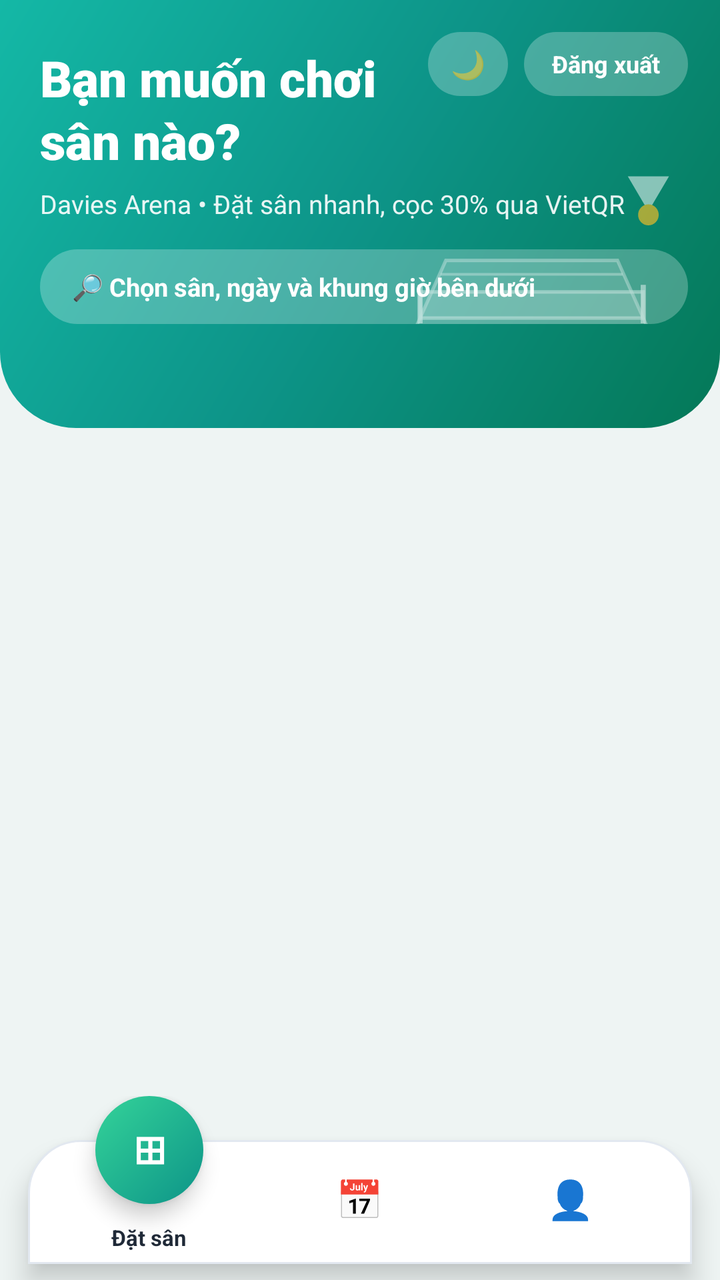
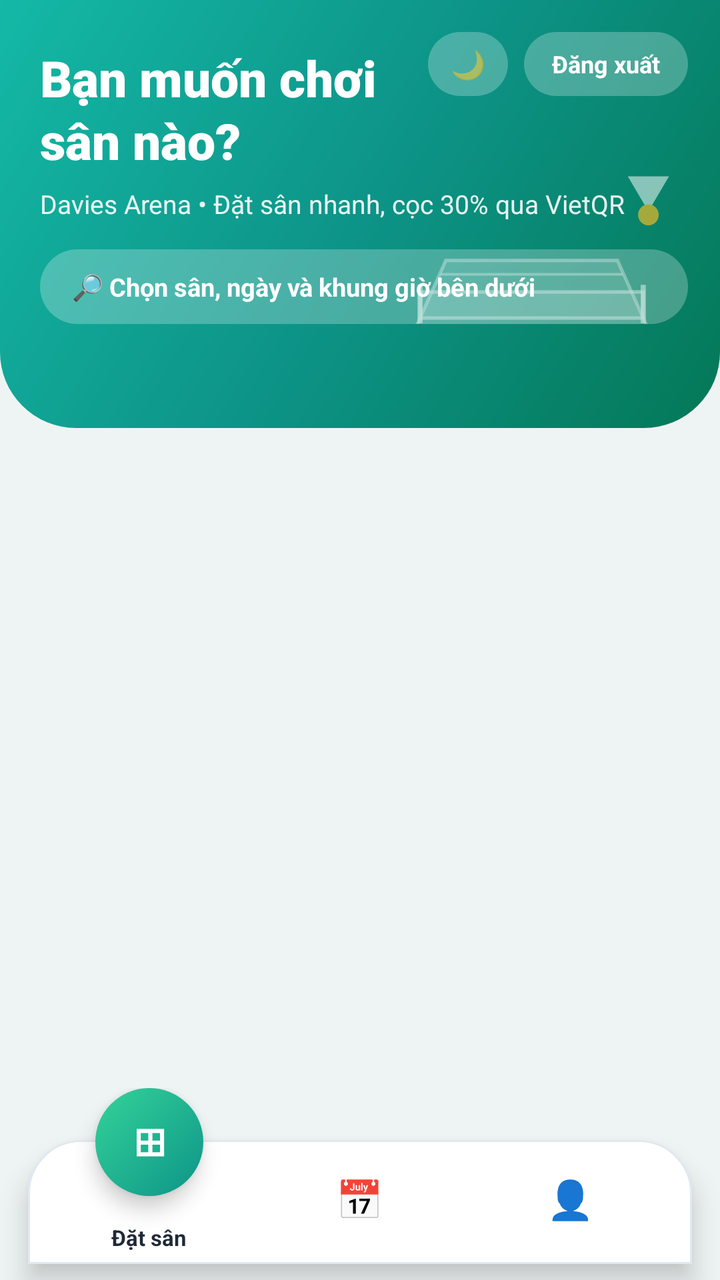

Two renders of the same Android screen: before a commit and after it. Below are the layout's source before the change and the commit's diff.
<!-- AndroidManifest.xml: application theme Theme.DaviesArena -->
<!-- res/layout/activity_davies_arena.xml -->
<?xml version="1.0" encoding="utf-8"?>
<FrameLayout xmlns:android="http://schemas.android.com/apk/res/android"
    xmlns:app="http://schemas.android.com/apk/res-auto"
    android:id="@+id/rootArenaContainer"
    android:layout_width="match_parent"
    android:layout_height="match_parent"
    android:background="#EEF4F3">

    
    <ScrollView
        android:id="@+id/scrollMainContent"
        android:layout_width="match_parent"
        android:layout_height="match_parent"
        android:clipToPadding="false"
        android:fillViewport="true"
        android:paddingBottom="96dp"
        android:scrollbars="none">

        <LinearLayout
            android:layout_width="match_parent"
            android:layout_height="wrap_content"
            android:orientation="vertical">

            
            <FrameLayout
                android:id="@+id/layoutHeaderCurved"
                android:layout_width="match_parent"
                android:layout_height="wrap_content"
                android:background="@drawable/bg_header_curved_emerald"
                android:paddingStart="20dp"
                android:paddingTop="16dp"
                android:paddingEnd="16dp"
                android:paddingBottom="52dp">

                
                <ImageView
                    android:layout_width="175dp"
                    android:layout_height="105dp"
                    android:layout_gravity="bottom|end"
                    android:layout_marginEnd="-8dp"
                    android:layout_marginBottom="-28dp"
                    android:alpha="0.65"
                    android:contentDescription="Sân cầu lông"
                    android:scaleType="fitEnd"
                    android:src="@drawable/ic_header_court_art" />

                
                <LinearLayout
                    android:layout_width="wrap_content"
                    android:layout_height="wrap_content"
                    android:layout_gravity="top|end"
                    android:gravity="center_vertical"
                    android:orientation="horizontal">

                    <TextView
                        android:id="@+id/btnHeaderTheme"
                        android:layout_width="40dp"
                        android:layout_height="32dp"
                        android:layout_marginEnd="8dp"
                        android:background="@drawable/bg_tag_translucent"
                        android:gravity="center"
                        android:text="🌙"
                        android:textSize="14sp" />

                    <TextView
                        android:id="@+id/btnHeaderLogout"
                        android:layout_width="wrap_content"
                        android:layout_height="32dp"
                        android:background="@drawable/bg_tag_translucent"
                        android:gravity="center"
                        android:paddingStart="14dp"
                        android:paddingEnd="14dp"
                        android:text="Đăng xuất"
                        android:textColor="#FFFFFF"
                        android:textSize="12sp"
                        android:textStyle="bold" />
                </LinearLayout>

                
                <LinearLayout
                    android:layout_width="match_parent"
                    android:layout_height="wrap_content"
                    android:layout_marginTop="6dp"
                    android:orientation="vertical">

                    <TextView
                        android:id="@+id/tvHeaderTitle"
                        android:layout_width="255dp"
                        android:layout_height="wrap_content"
                        android:fontFamily="sans-serif-black"
                        android:lineSpacingExtra="2dp"
                        android:text="Bạn muốn chơi&#10;sân nào?"
                        android:textColor="#FFFFFF"
                        android:textSize="25sp"
                        android:textStyle="bold" />

                    <TextView
                        android:id="@+id/tvHeaderSub"
                        android:layout_width="wrap_content"
                        android:layout_height="wrap_content"
                        android:layout_marginTop="6dp"
                        android:text="Davies Arena • Đặt sân nhanh, cọc 30% qua VietQR"
                        android:textColor="#E6FFFFFF"
                        android:textSize="13sp" />

                    <TextView
                        android:id="@+id/tvHeaderGlass"
                        android:layout_width="match_parent"
                        android:layout_height="wrap_content"
                        android:layout_marginTop="14dp"
                        android:background="@drawable/bg_tag_translucent"
                        android:paddingStart="16dp"
                        android:paddingTop="10dp"
                        android:paddingEnd="16dp"
                        android:paddingBottom="10dp"
                        android:text="🔎 Chọn sân, ngày và khung giờ bên dưới"
                        android:textColor="#FFFFFF"
                        android:textSize="12.5sp"
                        android:textStyle="bold" />
                </LinearLayout>
            </FrameLayout>

            
            <LinearLayout
                android:id="@+id/containerDynamicBody"
                android:layout_width="match_parent"
                android:layout_height="wrap_content"
                android:layout_marginTop="-32dp"
                android:orientation="vertical"
                android:paddingStart="16dp"
                android:paddingEnd="16dp"
                android:paddingBottom="16dp" />

        </LinearLayout>
    </ScrollView>

    
    <FrameLayout
        android:layout_width="match_parent"
        android:layout_height="92dp"
        android:layout_gravity="bottom"
        android:clipChildren="false"
        android:clipToPadding="false"
        android:paddingStart="14dp"
        android:paddingEnd="14dp"
        android:paddingBottom="8dp">

        
        <View
            android:id="@+id/viewBottomBarBg"
            android:layout_width="match_parent"
            android:layout_height="62dp"
            android:layout_gravity="bottom"
            android:background="@drawable/bg_bottom_nav"
            android:elevation="8dp" />

        
        <LinearLayout
            android:layout_width="match_parent"
            android:layout_height="match_parent"
            android:clipChildren="false"
            android:clipToPadding="false"
            android:elevation="12dp"
            android:gravity="bottom"
            android:orientation="horizontal"
            android:paddingStart="8dp"
            android:paddingEnd="8dp">

            
            <FrameLayout
                android:id="@+id/navSlot0"
                android:layout_width="0dp"
                android:layout_height="match_parent"
                android:layout_weight="1"
                android:clipChildren="false"
                android:clipToPadding="false">

                <TextView
                    android:id="@+id/navBubble0"
                    android:layout_width="54dp"
                    android:layout_height="54dp"
                    android:layout_gravity="top|center_horizontal"
                    android:background="@drawable/bg_nav_bubble_emerald"
                    android:elevation="6dp"
                    android:gravity="center"
                    android:text="⊞"
                    android:textColor="#FFFFFF"
                    android:textSize="20sp"
                    android:textStyle="bold" />

                <TextView
                    android:id="@+id/navIcon0"
                    android:layout_width="wrap_content"
                    android:layout_height="wrap_content"
                    android:layout_gravity="bottom|center_horizontal"
                    android:layout_marginBottom="20dp"
                    android:text="⊞"
                    android:textColor="#6B7280"
                    android:textSize="20sp"
                    android:visibility="gone" />

                <TextView
                    android:id="@+id/navLabel0"
                    android:layout_width="wrap_content"
                    android:layout_height="wrap_content"
                    android:layout_gravity="bottom|center_horizontal"
                    android:layout_marginBottom="6dp"
                    android:text="Đặt sân"
                    android:textColor="#1F2937"
                    android:textSize="11sp"
                    android:textStyle="bold" />
            </FrameLayout>

            
            <FrameLayout
                android:id="@+id/navSlot1"
                android:layout_width="0dp"
                android:layout_height="match_parent"
                android:layout_weight="1"
                android:clipChildren="false"
                android:clipToPadding="false">

                <TextView
                    android:id="@+id/navBubble1"
                    android:layout_width="54dp"
                    android:layout_height="54dp"
                    android:layout_gravity="top|center_horizontal"
                    android:background="@drawable/bg_nav_bubble_emerald"
                    android:elevation="6dp"
                    android:gravity="center"
                    android:text="📅"
                    android:textColor="#FFFFFF"
                    android:textSize="18sp"
                    android:textStyle="bold"
                    android:visibility="gone" />

                <TextView
                    android:id="@+id/navIcon1"
                    android:layout_width="wrap_content"
                    android:layout_height="wrap_content"
                    android:layout_gravity="bottom|center_horizontal"
                    android:layout_marginBottom="20dp"
                    android:text="📅"
                    android:textColor="#6B7280"
                    android:textSize="19sp" />

                <TextView
                    android:id="@+id/navBadge1"
                    android:layout_width="18dp"
                    android:layout_height="18dp"
                    android:layout_gravity="bottom|center_horizontal"
                    android:layout_marginStart="12dp"
                    android:layout_marginBottom="32dp"
                    android:background="@drawable/bg_btn_red_pill"
                    android:gravity="center"
                    android:text="1"
                    android:textColor="#FFFFFF"
                    android:textSize="10sp"
                    android:textStyle="bold"
                    android:visibility="gone" />

                <TextView
                    android:id="@+id/navLabel1"
                    android:layout_width="wrap_content"
                    android:layout_height="wrap_content"
                    android:layout_gravity="bottom|center_horizontal"
                    android:layout_marginBottom="6dp"
                    android:text="Lịch đặt"
                    android:textColor="#1F2937"
                    android:textSize="11sp"
                    android:textStyle="bold"
                    android:visibility="gone" />
            </FrameLayout>

            
            <FrameLayout
                android:id="@+id/navSlot2"
                android:layout_width="0dp"
                android:layout_height="match_parent"
                android:layout_weight="1"
                android:clipChildren="false"
                android:clipToPadding="false">

                <TextView
                    android:id="@+id/navBubble2"
                    android:layout_width="54dp"
                    android:layout_height="54dp"
                    android:layout_gravity="top|center_horizontal"
                    android:background="@drawable/bg_nav_bubble_emerald"
                    android:elevation="6dp"
                    android:gravity="center"
                    android:text="👤"
                    android:textColor="#FFFFFF"
                    android:textSize="18sp"
                    android:textStyle="bold"
                    android:visibility="gone" />

                <TextView
                    android:id="@+id/navIcon2"
                    android:layout_width="wrap_content"
                    android:layout_height="wrap_content"
                    android:layout_gravity="bottom|center_horizontal"
                    android:layout_marginBottom="20dp"
                    android:text="👤"
                    android:textColor="#6B7280"
                    android:textSize="19sp" />

                <TextView
                    android:id="@+id/navLabel2"
                    android:layout_width="wrap_content"
                    android:layout_height="wrap_content"
                    android:layout_gravity="bottom|center_horizontal"
                    android:layout_marginBottom="6dp"
                    android:text="Tài khoản"
                    android:textColor="#1F2937"
                    android:textSize="11sp"
                    android:textStyle="bold"
                    android:visibility="gone" />
            </FrameLayout>

            
            <FrameLayout
                android:id="@+id/navSlot3"
                android:layout_width="0dp"
                android:layout_height="match_parent"
                android:layout_weight="1"
                android:clipChildren="false"
                android:clipToPadding="false"
                android:visibility="gone">

                <TextView
                    android:id="@+id/navBubble3"
                    android:layout_width="54dp"
                    android:layout_height="54dp"
                    android:layout_gravity="top|center_horizontal"
                    android:background="@drawable/bg_nav_bubble_emerald"
                    android:elevation="6dp"
                    android:gravity="center"
                    android:text="📦"
                    android:textColor="#FFFFFF"
                    android:textSize="18sp"
                    android:textStyle="bold"
                    android:visibility="gone" />

                <TextView
                    android:id="@+id/navIcon3"
                    android:layout_width="wrap_content"
                    android:layout_height="wrap_content"
                    android:layout_gravity="bottom|center_horizontal"
                    android:layout_marginBottom="20dp"
                    android:text="📦"
                    android:textColor="#6B7280"
                    android:textSize="19sp" />

                <TextView
                    android:id="@+id/navLabel3"
                    android:layout_width="wrap_content"
                    android:layout_height="wrap_content"
                    android:layout_gravity="bottom|center_horizontal"
                    android:layout_marginBottom="6dp"
                    android:text="Kho"
                    android:textColor="#1F2937"
                    android:textSize="11sp"
                    android:textStyle="bold"
                    android:visibility="gone" />
            </FrameLayout>

        </LinearLayout>
    </FrameLayout>

</FrameLayout>
<!-- resources referenced by this layout -->
<resources>
  <!-- drawable bg_bottom_nav (drawable) -->
  <?xml version="1.0" encoding="utf-8"?>
  <shape xmlns:android="http://schemas.android.com/apk/res/android" android:shape="rectangle">
      <solid android:color="#FFFFFF" />
      <corners android:topLeftRadius="26dp" android:topRightRadius="26dp" />
      <stroke android:width="1dp" android:color="#E2E8F0" />
  </shape>
  <!-- drawable bg_btn_red_pill (drawable) -->
  <?xml version="1.0" encoding="utf-8"?>
  <shape xmlns:android="http://schemas.android.com/apk/res/android"
      android:shape="rectangle">
      <gradient
          android:angle="315"
          android:startColor="#F87171"
          android:endColor="#DC2626"
          android:type="linear" />
      <corners android:radius="99dp" />
  </shape>
  <!-- drawable bg_header_curved_emerald (drawable) -->
  <?xml version="1.0" encoding="utf-8"?>
  <shape xmlns:android="http://schemas.android.com/apk/res/android"
      android:shape="rectangle">
      <gradient
          android:angle="315"
          android:startColor="#14B8A6"
          android:centerColor="#0D9488"
          android:endColor="#047857"
          android:type="linear" />
      <corners
          android:bottomLeftRadius="38dp"
          android:bottomRightRadius="38dp"
          android:topLeftRadius="0dp"
          android:topRightRadius="0dp" />
  </shape>
  <!-- drawable bg_nav_bubble_emerald (drawable) -->
  <?xml version="1.0" encoding="utf-8"?>
  <shape xmlns:android="http://schemas.android.com/apk/res/android"
      android:shape="oval">
      <gradient
          android:angle="315"
          android:startColor="#34D399"
          android:endColor="#0D9488"
          android:type="linear" />
  </shape>
  <!-- drawable bg_tag_translucent (drawable) -->
  <?xml version="1.0" encoding="utf-8"?>
  <shape xmlns:android="http://schemas.android.com/apk/res/android"
      android:shape="rectangle">
      <solid android:color="#40FFFFFF" />
      <corners android:radius="99dp" />
  </shape>
  <!-- drawable ic_header_court_art (drawable) -->
  <?xml version="1.0" encoding="utf-8"?>
  <vector xmlns:android="http://schemas.android.com/apk/res/android"
      android:width="180dp"
      android:height="110dp"
      android:viewportWidth="200"
      android:viewportHeight="120">
      
      <path
          android:fillColor="#2EFFFFFF"
          android:pathData="M20,118 L180,118 L150,52 L50,52 Z"
          android:strokeColor="#80FFFFFF"
          android:strokeWidth="2" />
      <path
          android:fillColor="#00000000"
          android:pathData="M32,92 L168,92 M100,92 L100,118 M47,60 L153,60"
          android:strokeColor="#80FFFFFF"
          android:strokeWidth="1.5" />
      
      <path
          android:fillColor="#38FFFFFF"
          android:pathData="M35,70 L165,70 L165,85 L35,85 Z"
          android:strokeColor="#99FFFFFF"
          android:strokeWidth="2" />
      <path
          android:fillColor="#00000000"
          android:pathData="M35,66 L35,88 M165,66 L165,88"
          android:strokeColor="#B3FFFFFF"
          android:strokeWidth="3" />
      
      <path
          android:fillColor="#CCFFFFFF"
          android:pathData="M168,24 L156,4 L180,4 Z" />
      <path
          android:fillColor="#FBBF24"
          android:pathData="M168,26 m-6,0 a6,6 0 1,0 12,0 a6,6 0 1,0 -12,0" />
  </vector>
  <style name="Theme.DaviesArena" parent="Theme.MaterialComponents.Light.NoActionBar">
          <item name="colorPrimary">@color/davies_primary</item>
          <item name="colorPrimaryVariant">@color/davies_primary_variant</item>
          <item name="colorOnPrimary">@color/text_white</item>
          <item name="colorSecondary">@color/davies_teal</item>
          <item name="android:statusBarColor">@color/davies_primary_dark</item>
          <item name="android:windowBackground">@color/davies_bg</item>
      </style>
  <color name="davies_primary">#10B981</color>
  <color name="davies_primary_variant">#059669</color>
  <color name="text_white">#FFFFFF</color>
  <color name="davies_teal">#0D9488</color>
  <color name="davies_primary_dark">#064E3B</color>
  <color name="davies_bg">#F8FAFC</color>
</resources>

<!-- the commit's change to res/layout/activity_davies_arena.xml (unified diff, before → after) -->
@@ -13,7 +13,7 @@
         android:layout_height="match_parent"
         android:clipToPadding="false"
         android:fillViewport="true"
-        android:paddingBottom="96dp"
+        android:paddingBottom="118dp"
         android:scrollbars="none">
 
         <LinearLayout
@@ -137,13 +137,17 @@
     
     <FrameLayout
         android:layout_width="match_parent"
-        android:layout_height="92dp"
+        android:layout_height="96dp"
         android:layout_gravity="bottom"
         android:clipChildren="false"
-        android:clipToPadding="false"
-        android:paddingStart="14dp"
-        android:paddingEnd="14dp"
-        android:paddingBottom="8dp">
+        android:clipToPadding="false">
+
+        
+        <View
+            android:layout_width="match_parent"
+            android:layout_height="70dp"
+            android:layout_gravity="bottom"
+            android:background="#EEF4F3" />
 
         
         <View
@@ -151,6 +155,9 @@
             android:layout_width="match_parent"
             android:layout_height="62dp"
             android:layout_gravity="bottom"
+            android:layout_marginStart="14dp"
+            android:layout_marginEnd="14dp"
+            android:layout_marginBottom="8dp"
             android:background="@drawable/bg_bottom_nav"
             android:elevation="8dp" />
 
@@ -163,8 +170,9 @@
             android:elevation="12dp"
             android:gravity="bottom"
             android:orientation="horizontal"
-            android:paddingStart="8dp"
-            android:paddingEnd="8dp">
+            android:paddingStart="22dp"
+            android:paddingEnd="22dp"
+            android:paddingBottom="8dp">
 
             
             <FrameLayout
